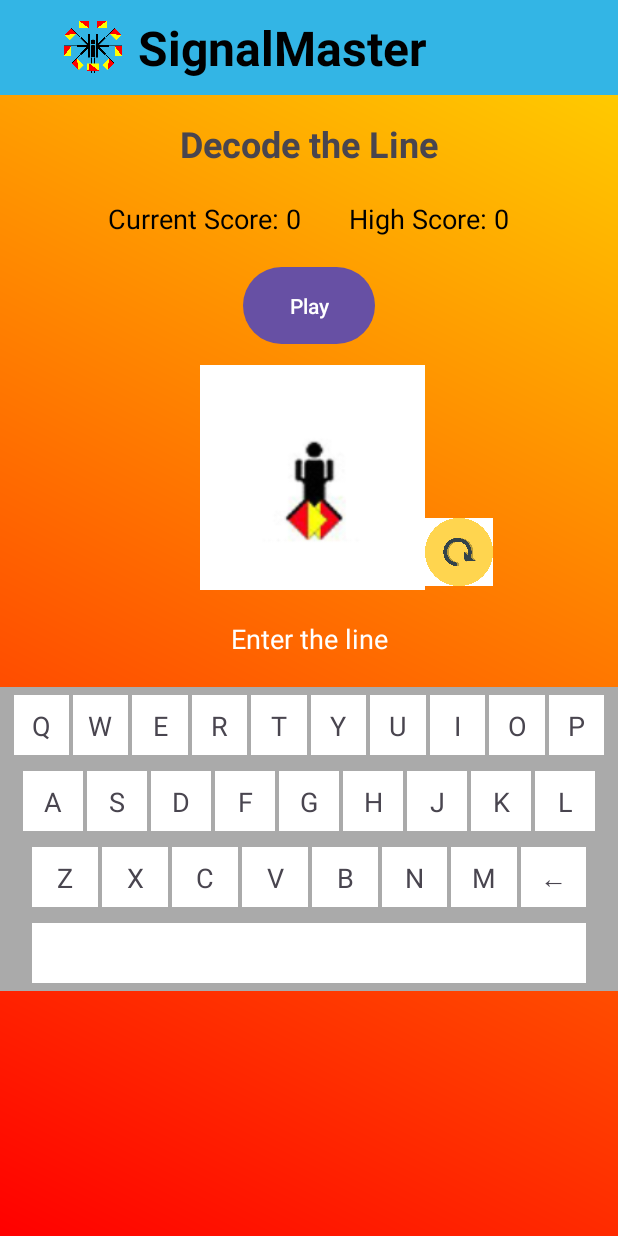
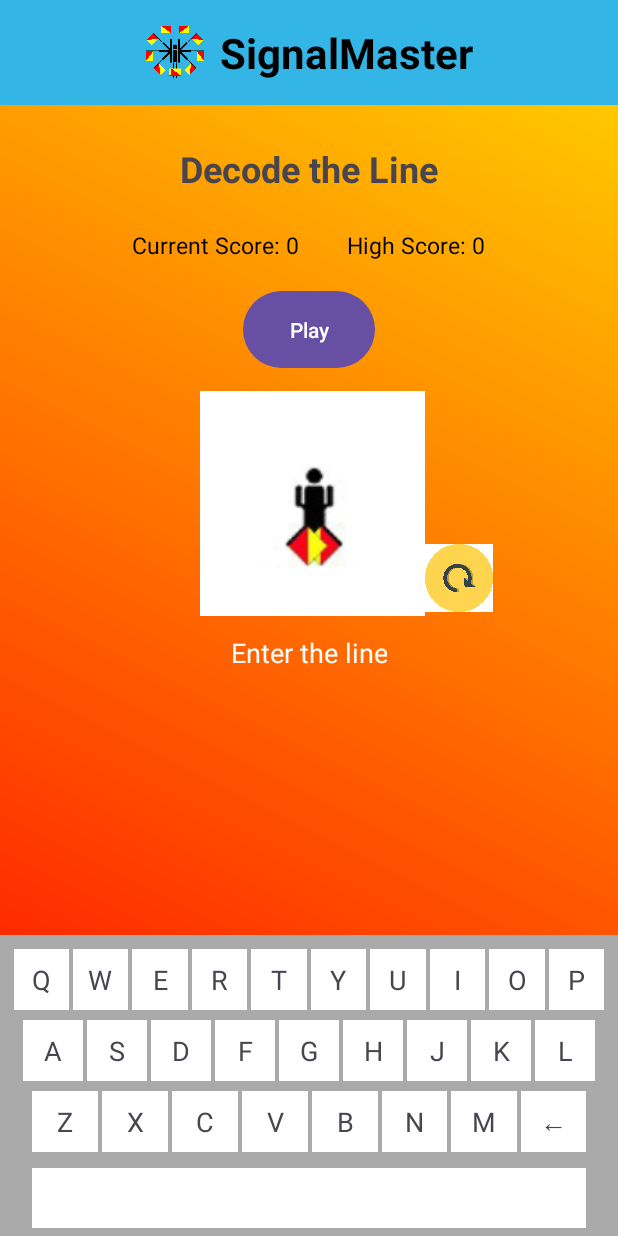
Before and after one commit to RudraSKD/SignalMaster, an Android app: the LineIdentificationActivity screen opened directly, with no data from a screen before it, on a phone screen of 412 x 824 dp. Run offline under Robolectric (Android 15) with nearby library versions, the phone set to English and light mode, and no system bars.

Commit message:
Second Commit

```diff
--- a/app/src/main/java/com/example/signalmaster/LetterIdentificationActivity.java
+++ b/app/src/main/java/com/example/signalmaster/LetterIdentificationActivity.java
@@ -183,6 +183,10 @@ public class LetterIdentificationActivity extends AppCompatActivity {
             TextView letterView = findViewById(id);
             if (letterView != null) {
                 letterView.setOnClickListener(view -> {
+                    if (!isGameRunning) {
+                        Toast.makeText(this, "Press Play to start!", Toast.LENGTH_SHORT).show();
+                        return; // Stop processing input if game is not running
+                    }
                     String selectedLetter = ((TextView) view).getText().toString();
                     checkAnswer((TextView) view, selectedLetter); // Validate the answer
                 });
--- a/app/src/main/java/com/example/signalmaster/LineIdentificationActivity.java
+++ b/app/src/main/java/com/example/signalmaster/LineIdentificationActivity.java
@@ -128,12 +128,13 @@ public class LineIdentificationActivity extends AppCompatActivity {
     }
 
     private void stopGame() {
+        lineInput.setText("Enter the line");
+        lineInput.setTextColor(Color.WHITE);
         isGameRunning = false; // Stop game state
         handler.removeCallbacksAndMessages(null); // Stop image display
         startButton.setText("Play"); // Reset play button text
         letterImage.setImageResource(R.drawable.space); // Reset image
         userInput.setLength(0); // Clear input
-        lineInput.setText(generateUnderscores(currentLine.length())); // Reset word display
         currentScoreText.setText("Current Score: 0");
     }
 
--- a/app/src/main/java/com/example/signalmaster/WordIdentificationActivity.java
+++ b/app/src/main/java/com/example/signalmaster/WordIdentificationActivity.java
@@ -128,12 +128,13 @@ public class WordIdentificationActivity extends AppCompatActivity {
     }
 
     private void stopGame() {
+        wordInput.setText("Enter the line");
+        wordInput.setTextColor(Color.WHITE);
         isGameRunning = false; // Stop game state
         handler.removeCallbacksAndMessages(null); // Stop image display
         startButton.setText("Play"); // Reset play button text
         letterImage.setImageResource(R.drawable.space); // Reset image
         userInput.setLength(0); // Clear input
-        wordInput.setText(generateUnderscores(currentWord.length())); // Reset word display
         currentScoreText.setText("Current Score: 0");
     }
 
--- a/app/src/main/res/layout/activity_line_identification.xml
+++ b/app/src/main/res/layout/activity_line_identification.xml
@@ -8,25 +8,23 @@
     tools:context=".LetterIdentificationActivity"
     android:background="@drawable/background_gradient">
 
-    <LinearLayout
+    <androidx.constraintlayout.widget.ConstraintLayout
         android:layout_width="match_parent"
         android:layout_height="match_parent"
         android:orientation="vertical"
-        android:gravity="center_horizontal">
+        android:gravity="center">
 
         <!-- App Header (Title & Logo) -->
         <LinearLayout
             android:id="@+id/app"
             android:layout_width="match_parent"
-            android:layout_height="wrap_content"
+            android:layout_height="70dp"
             android:orientation="horizontal"
-            android:gravity="center_vertical"
+            android:gravity="center"
             android:background="@android:color/holo_blue_light"
-            android:paddingTop="10dp"
-            android:paddingBottom="10dp"
-            android:paddingLeft="42dp"
-            android:paddingRight="41dp"
-            android:elevation="10dp">
+            android:elevation="10dp"
+            app:layout_constraintTop_toTopOf="parent"
+            app:layout_constraintStart_toStartOf="parent">
 
             <!-- Small Logo Image -->
             <ImageView
@@ -43,21 +41,21 @@
                 android:layout_width="wrap_content"
                 android:layout_height="wrap_content"
                 android:text="SignalMaster"
-                android:textSize="32sp"
+                android:textSize="28sp"
                 android:textStyle="bold"
                 android:textColor="@color/black"/>
         </LinearLayout>
 
         <ScrollView
             android:layout_width="match_parent"
-            android:layout_height="wrap_content"
+            android:layout_height="match_parent"
             android:fillViewport="true"
             app:layout_constraintBottom_toBottomOf="parent"
-            app:layout_constraintTop_toBottomOf="@id/appTitle">
+            app:layout_constraintTop_toBottomOf="@id/app">
 
             <LinearLayout
                 android:layout_width="match_parent"
-                android:layout_height="wrap_content"
+                android:layout_height="match_parent"
                 android:orientation="vertical"
                 android:gravity="center">
 
@@ -70,6 +68,7 @@
                     android:textSize="24sp"
                     android:textStyle="bold"
                     android:gravity="center"
+                    android:layout_marginTop="80dp"
                     app:layout_constraintTop_toTopOf="parent"
                     app:layout_constraintStart_toStartOf="parent"
                     app:layout_constraintEnd_toEndOf="parent"
@@ -83,7 +82,7 @@
                     android:layout_centerHorizontal="true"
                     android:orientation="horizontal"
                     android:gravity="center"
-                    android:layout_marginTop="5dp"
+                    android:layout_marginTop="8dp"
                     app:layout_constraintTop_toBottomOf="@id/title"
                     app:layout_constraintStart_toStartOf="parent"
                     app:layout_constraintEnd_toEndOf="parent">
@@ -94,7 +93,7 @@
                         android:layout_width="wrap_content"
                         android:layout_height="wrap_content"
                         android:text="Current Score: 0"
-                        android:textSize="18sp"
+                        android:textSize="15sp"
                         android:textColor="@android:color/black"
                         app:layout_constraintTop_toBottomOf="@id/title"
                         app:layout_constraintStart_toStartOf="parent"
@@ -105,7 +104,7 @@
                         android:layout_width="wrap_content"
                         android:layout_height="wrap_content"
                         android:text="High Score: 0"
-                        android:textSize="18sp"
+                        android:textSize="15sp"
                         android:textColor="@android:color/black"
                         app:layout_constraintTop_toBottomOf="@id/title"
                         app:layout_constraintStart_toStartOf="parent"
@@ -122,6 +121,7 @@
                     app:layout_constraintEnd_toEndOf="parent"
                     android:padding="16dp"/>
 
+                <!-- Semaphore Letter Image -->
                 <LinearLayout
                     android:id="@+id/semaphoreImageAndReplay"
                     android:layout_width="wrap_content"
@@ -129,7 +129,7 @@
                     android:layout_centerHorizontal="true"
                     android:orientation="horizontal"
                     android:gravity="center"
-                    android:layout_marginTop="10dp"
+                    android:layout_marginTop="11dp"
                     app:layout_constraintTop_toBottomOf="@id/playPauseButton"
                     app:layout_constraintStart_toStartOf="parent"
                     app:layout_constraintEnd_toEndOf="parent"
@@ -164,24 +164,50 @@
 
                     </androidx.cardview.widget.CardView>
 
-
                 </LinearLayout>
-
+                <HorizontalScrollView
+                    android:id="@+id/scrollLine"
+                    android:layout_width="match_parent"
+                    android:layout_height="wrap_content"
+                    android:layout_marginTop="2dp"
+                    android:scrollbars="none"
+                    android:gravity="center"
+                    app:layout_constraintTop_toTopOf="parent"
+                    app:layout_constraintStart_toStartOf="parent"
+                    app:layout_constraintEnd_toEndOf="parent">
+                    <LinearLayout
+                        android:layout_width="wrap_content"
+                        android:layout_height="wrap_content"
+                        android:gravity="center"
+                        android:orientation="horizontal"
+                        android:layout_gravity="center_horizontal">
                 <EditText
                     android:id="@+id/lineInput"
-                    android:layout_width="match_parent"
+                    android:layout_width="wrap_content"
                     android:layout_height="wrap_content"
                     android:hint="Enter the line"
                     android:textColorHint="@android:color/white"
                     android:textSize="18sp"
+                    android:singleLine="true"
                     android:padding="10dp"
                     android:gravity="center"
                     android:background="@android:color/transparent"
-                    android:layout_marginTop="9.8dp"
-                    android:scaleType="fitCenter"
                     app:layout_constraintTop_toBottomOf="@id/semaphoreImageAndReplay"
                     app:layout_constraintStart_toStartOf="parent"
                     app:layout_constraintEnd_toEndOf="parent"/>
+                    </LinearLayout>
+                </HorizontalScrollView>
+
+            <androidx.constraintlayout.widget.ConstraintLayout
+                android:layout_width="match_parent"
+                android:layout_height="match_parent"
+                android:layout_marginTop="-25dp">
+            <LinearLayout
+                android:id="@+id/keyboardWrapper"
+                android:layout_width="match_parent"
+                android:layout_height="wrap_content"
+                android:orientation="vertical"
+                app:layout_constraintBottom_toBottomOf="parent">
 
                 <!-- QWERTY Keyboard Layout -->
                 <GridLayout
@@ -191,8 +217,8 @@
                     android:columnCount="10"
                     android:paddingLeft="8dp"
                     android:paddingRight="8dp"
-                    android:paddingTop="4dp"
-                    android:paddingBottom="4dp"
+                    android:paddingTop="8dp"
+                    android:paddingBottom="2dp"
                     android:layout_gravity="center"
                     android:background="@android:color/darker_gray"
                     android:layout_marginTop="10dp"
@@ -203,7 +229,7 @@
                     <TextView
                         android:id="@+id/key_q"
                         android:layout_width="0dp"
-                        android:layout_height="40dp"
+                        android:layout_height="wrap_content"
                         android:layout_columnWeight="1"
                         android:text="Q"
                         android:textSize="18sp"
@@ -217,7 +243,7 @@
                     <TextView
                         android:id="@+id/key_w"
                         android:layout_width="0dp"
-                        android:layout_height="40dp"
+                        android:layout_height="wrap_content"
                         android:layout_columnWeight="1"
                         android:text="W"
                         android:textSize="18sp"
@@ -225,13 +251,16 @@
                         android:background="@android:color/white"
                         android:clickable="true"
                         android:focusable="true"
-                        android:padding="8dp"
+                        android:paddingTop="8dp"
+                        android:paddingBottom="8dp"
+                        android:paddingRight="5dp"
+                        android:paddingLeft="5dp"
                         android:layout_margin="1dp"/>
 
                     <TextView
                         android:id="@+id/key_e"
                         android:layout_width="0dp"
-                        android:layout_height="40dp"
+                        android:layout_height="wrap_content"
                         android:layout_columnWeight="1"
                         android:text="E"
                         android:textSize="18sp"
@@ -245,7 +274,7 @@
                     <TextView
                         android:id="@+id/key_r"
                         android:layout_width="0dp"
-                        android:layout_height="40dp"
+                        android:layout_height="wrap_content"
                         android:layout_columnWeight="1"
                         android:text="R"
                         android:textSize="18sp"
@@ -259,7 +288,7 @@
                     <TextView
                         android:id="@+id/key_t"
                         android:layout_width="0dp"
-                        android:layout_height="40dp"
+                        android:layout_height="wrap_content"
                         android:layout_columnWeight="1"
                         android:text="T"
                         android:textSize="18sp"
@@ -273,7 +302,7 @@
                     <TextView
                         android:id="@+id/key_y"
                         android:layout_width="0dp"
-                        android:layout_height="40dp"
+                        android:layout_height="wrap_content"
                         android:layout_columnWeight="1"
                         android:text="Y"
                         android:textSize="18sp"
@@ -287,7 +316,7 @@
                     <TextView
                         android:id="@+id/key_u"
                         android:layout_width="0dp"
-                        android:layout_height="40dp"
+                        android:layout_height="wrap_content"
                         android:layout_columnWeight="1"
                         android:text="U"
                         android:textSize="18sp"
@@ -301,7 +330,7 @@
                     <TextView
                         android:id="@+id/key_i"
                         android:layout_width="0dp"
-                        android:layout_height="40dp"
+                        android:layout_height="wrap_content"
                         android:layout_columnWeight="1"
                         android:text="I"
                         android:textSize="18sp"
@@ -315,7 +344,7 @@
                     <TextView
                         android:id="@+id/key_o"
                         android:layout_width="0dp"
-                        android:layout_height="40dp"
+                        android:layout_height="wrap_content"
                         android:layout_columnWeight="1"
                         android:text="O"
                         android:textSize="18sp"
@@ -329,7 +358,7 @@
                     <TextView
                         android:id="@+id/key_p"
                         android:layout_width="0dp"
-                        android:layout_height="40dp"
+                        android:layout_height="wrap_content"
                         android:layout_columnWeight="1"
                         android:text="P"
                         android:textSize="18sp"
@@ -351,8 +380,8 @@
                     android:columnCount="9"
                     android:paddingLeft="14dp"
                     android:paddingRight="14dp"
-                    android:paddingTop="4dp"
-                    android:paddingBottom="4dp"
+                    android:paddingTop="2dp"
+                    android:paddingBottom="2dp"
                     android:layout_gravity="center"
                     android:background="@android:color/darker_gray"
                     android:clickable="false"
@@ -361,7 +390,7 @@
                     <TextView
                         android:id="@+id/key_a"
                         android:layout_width="0dp"
-                        android:layout_height="40dp"
+                        android:layout_height="wrap_content"
                         android:layout_columnWeight="1"
                         android:text="A"
                         android:textSize="18sp"
@@ -375,7 +404,7 @@
                     <TextView
                         android:id="@+id/key_s"
                         android:layout_width="0dp"
-                        android:layout_height="40dp"
+                        android:layout_height="wrap_content"
                         android:layout_columnWeight="1"
                         android:text="S"
                         android:textSize="18sp"
@@ -389,7 +418,7 @@
                     <TextView
                         android:id="@+id/key_d"
                         android:layout_width="0dp"
-                        android:layout_height="40dp"
+                        android:layout_height="wrap_content"
                         android:layout_columnWeight="1"
                         android:text="D"
                         android:textSize="18sp"
@@ -403,7 +432,7 @@
                     <TextView
                         android:id="@+id/key_f"
                         android:layout_width="0dp"
-                        android:layout_height="40dp"
+                        android:layout_height="wrap_content"
                         android:layout_columnWeight="1"
                         android:text="F"
                         android:textSize="18sp"
@@ -417,7 +446,7 @@
                     <TextView
                         android:id="@+id/key_g"
                         android:layout_width="0dp"
-                        android:layout_height="40dp"
+                        android:layout_height="wrap_content"
                         android:layout_columnWeight="1"
                         android:text="G"
                         android:textSize="18sp"
@@ -431,7 +460,7 @@
                     <TextView
                         android:id="@+id/key_h"
                         android:layout_width="0dp"
-                        android:layout_height="40dp"
+                        android:layout_height="wrap_content"
                         android:layout_columnWeight="1"
                         android:text="H"
                         android:textSize="18sp"
@@ -445,7 +474,7 @@
                     <TextView
                         android:id="@+id/key_j"
                         android:layout_width="0dp"
-                        android:layout_height="40dp"
+                        android:layout_height="wrap_content"
                         android:layout_columnWeight="1"
                         android:text="J"
                         android:textSize="18sp"
@@ -459,7 +488,7 @@
                     <TextView
                         android:id="@+id/key_k"
                         android:layout_width="0dp"
-                        android:layout_height="40dp"
+                        android:layout_height="wrap_content"
                         android:layout_columnWeight="1"
                         android:text="K"
                         android:textSize="18sp"
@@ -473,7 +502,7 @@
                     <TextView
                         android:id="@+id/key_l"
                         android:layout_width="0dp"
-                        android:layout_height="40dp"
+                        android:layout_height="wrap_content"
                         android:layout_columnWeight="1"
                         android:text="L"
                         android:textSize="18sp"
@@ -493,7 +522,7 @@
                     android:columnCount="8"
                     android:paddingLeft="20dp"
                     android:paddingRight="20dp"
-                    android:paddingTop="4dp"
+                    android:paddingTop="2dp"
                     android:paddingBottom="4dp"
                     android:layout_gravity="center"
                     android:background="@android:color/darker_gray"
@@ -503,7 +532,7 @@
                     <TextView
                         android:id="@+id/key_z"
                         android:layout_width="0dp"
-                        android:layout_height="40dp"
+                        android:layout_height="wrap_content"
                         android:layout_columnWeight="1"
                         android:text="Z"
                         android:textSize="18sp"
@@ -517,7 +546,7 @@
                     <TextView
                         android:id="@+id/key_x"
                         android:layout_width="0dp"
-                        android:layout_height="40dp"
+                        android:layout_height="wrap_content"
                         android:layout_columnWeight="1"
                         android:text="X"
                         android:textSize="18sp"
@@ -531,7 +560,7 @@
                     <TextView
                         android:id="@+id/key_c"
                         android:layout_width="0dp"
-                        android:layout_height="40dp"
+                        android:layout_height="wrap_content"
                         android:layout_columnWeight="1"
                         android:text="C"
                         android:textSize="18sp"
@@ -545,7 +574,7 @@
                     <TextView
                         android:id="@+id/key_v"
                         android:layout_width="0dp"
-                        android:layout_height="40dp"
+                        android:layout_height="wrap_content"
                         android:layout_columnWeight="1"
                         android:text="V"
                         android:textSize="18sp"
@@ -559,7 +588,7 @@
                     <TextView
                         android:id="@+id/key_b"
                         android:layout_width="0dp"
-                        android:layout_height="40dp"
+                        android:layout_height="wrap_content"
                         android:layout_columnWeight="1"
                         android:text="B"
                         android:textSize="18sp"
@@ -573,7 +602,7 @@
                     <TextView
                         android:id="@+id/key_n"
                         android:layout_width="0dp"
-                        android:layout_height="40dp"
+                        android:layout_height="wrap_content"
                         android:layout_columnWeight="1"
                         android:text="N"
                         android:textSize="18sp"
@@ -587,7 +616,7 @@
                     <TextView
                         android:id="@+id/key_m"
                         android:layout_width="0dp"
-                        android:layout_height="40dp"
+                        android:layout_height="wrap_content"
                         android:layout_columnWeight="1"
                         android:text="M"
                         android:textSize="18sp"
@@ -601,7 +630,7 @@
                     <TextView
                         android:id="@+id/key_backspace"
                         android:layout_width="0dp"
-                        android:layout_height="40dp"
+                        android:layout_height="wrap_content"
                         android:layout_columnWeight="1"
                         android:text="←"
                         android:textSize="18sp"
@@ -643,10 +672,11 @@
                         android:layout_margin="1dp"/>
 
                 </GridLayout>
-
+            </LinearLayout>
+            </androidx.constraintlayout.widget.ConstraintLayout>
             </LinearLayout>
         </ScrollView>
 
-    </LinearLayout>
+    </androidx.constraintlayout.widget.ConstraintLayout>
 
 </androidx.constraintlayout.widget.ConstraintLayout>
--- a/app/src/main/res/layout/activity_main.xml
+++ b/app/src/main/res/layout/activity_main.xml
@@ -43,13 +43,14 @@
 
     <!-- Brief Introduction -->
     <TextView
+        android:gravity="center"
         android:id="@+id/introText"
-        android:layout_width="wrap_content"
+        android:layout_width="match_parent"
         android:layout_height="wrap_content"
         android:layout_marginTop="20dp"
         android:text="Master Semaphore Signals with Ease!"
         android:textColor="@color/black"
-        android:textSize="16sp"
+        android:textSize="14sp"
         app:layout_constraintEnd_toEndOf="parent"
         app:layout_constraintStart_toStartOf="parent"
         app:layout_constraintTop_toBottomOf="@id/app" />
```
Also changed, not shown: app/src/main/java/com/example/signalmaster/MainActivity.java (+25 -13 lines), app/src/main/java/com/example/signalmaster/SemaphoreTrainingActivity.java (+16 -2 lines), app/src/main/res/layout/activity_letter_identification.xml (+37 -27 lines), app/src/main/res/layout/activity_semaphore_training.xml (+8 -9 lines), app/src/main/res/layout/activity_word_identification.xml (+62 -48 lines).
